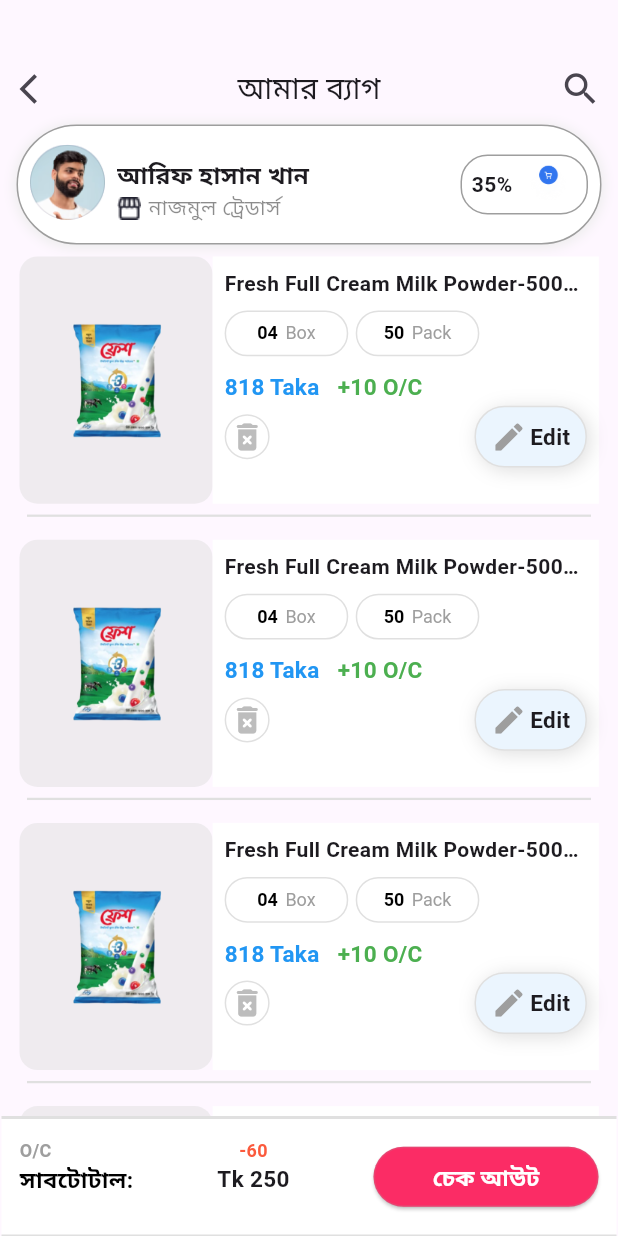
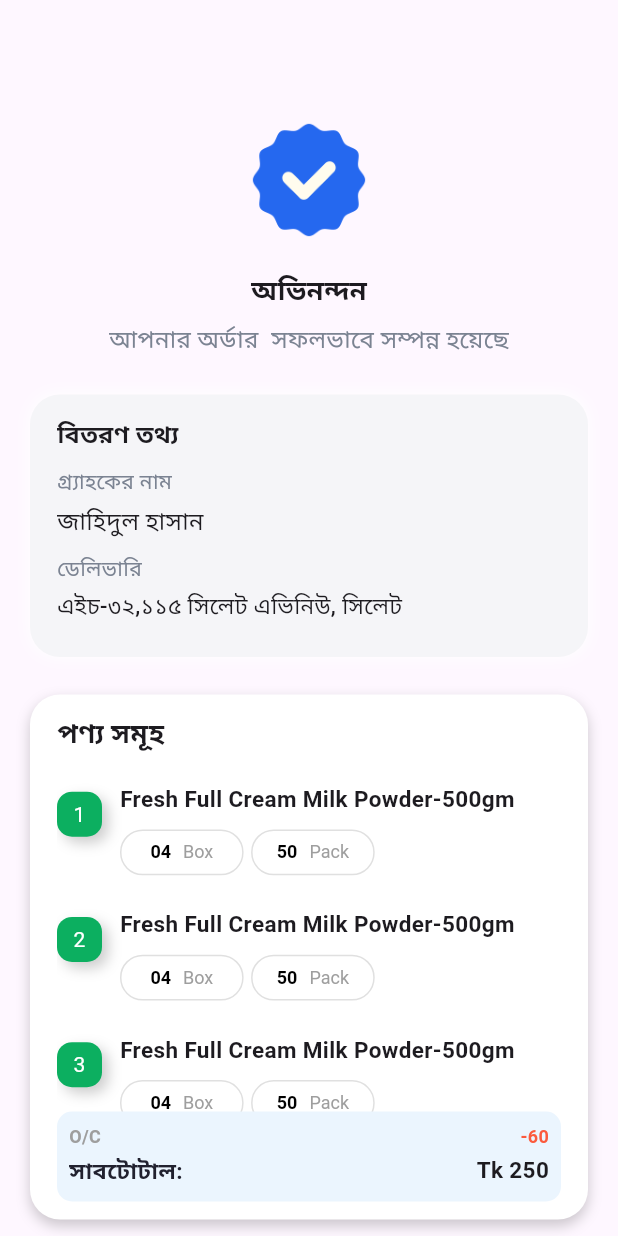
Before and after one commit to limonOSD/newflutterproject, a Flutter app: the screen it shows after launch, on a phone screen of 412 x 824 dp. Run offline on Flutter 3.47's test engine with Material 3 defaults, Android fonts, the phone set to English and light mode, and no system bars; our stand-ins replace device_preview, get.

Commit message:
congratulation screen

```diff
--- a/lib/app.dart
+++ b/lib/app.dart
@@ -1,6 +1,7 @@
 import 'package:flutter/material.dart';
 import 'package:get/get.dart';
 import 'package:newflutterproject/screen/cart_screen.dart';
+import 'package:newflutterproject/screen/congratulatin_screen.dart';
 import 'package:newflutterproject/screen/product_add_screen.dart';
 
 import 'package:newflutterproject/theme.dart';
@@ -11,7 +12,7 @@
   @override
   Widget build(BuildContext context) {
     return GetMaterialApp(
-      home: const CartScreen(),
+      home: const CongratulatinScreen(),
       theme: lightThemeData,
     );
   }
--- a/lib/screen/cart_screen.dart
+++ b/lib/screen/cart_screen.dart
@@ -69,12 +69,12 @@
               color: Colors.grey.shade300,
             )),
       ),
-      child: const Padding(
-        padding: EdgeInsets.all(12.0),
+      child: Padding(
+        padding: const EdgeInsets.all(12.0),
         child: Row(
           mainAxisAlignment: MainAxisAlignment.spaceBetween,
           children: [
-            Column(
+            const Column(
               crossAxisAlignment: CrossAxisAlignment.start,
               children: [
                 Text(
@@ -93,7 +93,7 @@
                 )
               ],
             ),
-            Column(
+            const Column(
               children: [
                 Text(
                   '-60',
@@ -108,7 +108,11 @@
                 ),
               ],
             ),
-            CustomElevetedButton()
+            CustomElevetedButton(
+              width: 150,
+              text: 'চেক আউট',
+              onTap: () {},
+            )
           ],
         ),
       ),
@@ -117,22 +121,33 @@
 }
 
 class CustomElevetedButton extends StatelessWidget {
+  final double? width;
+  final double? hight;
+  final VoidCallback onTap;
+  final String text;
   const CustomElevetedButton({
     super.key,
+    this.width,
+    this.hight,
+    required this.onTap,
+    required this.text,
   });
 
   @override
   Widget build(BuildContext context) {
     return SizedBox(
-      width: 150,
+      height: hight,
+      width: width,
       child: ElevatedButton(
         style: ElevatedButton.styleFrom(
           backgroundColor: const Color(0xffFB2C65),
         ),
-        onPressed: () {},
-        child: const Text(
-          'চেক আউট',
-          style: TextStyle(
+        onPressed: () {
+          onTap;
+        },
+        child: Text(
+          text,
+          style: const TextStyle(
               fontSize: 15, fontWeight: FontWeight.w600, color: Colors.white),
         ),
       ),
@@ -358,50 +373,3 @@
     );
   }
 }
-
-// Container totalPriceAndCheckcoutSection() {
-//   return Container(
-//     padding: const EdgeInsets.all(16),
-//     decoration: const BoxDecoration(
-//         color: Colors.white,
-//         borderRadius: BorderRadius.only(
-//             topLeft: Radius.circular(16), topRight: Radius.circular(16))),
-//     child: Row(
-//       mainAxisAlignment: MainAxisAlignment.spaceBetween,
-//       children: [
-//         Column(
-//           crossAxisAlignment: CrossAxisAlignment.start,
-//           children: [
-//             const Text(
-//               'Total Price',
-//               style: TextStyle(
-//                 fontSize: 15,
-//                 fontWeight: FontWeight.w600,
-//                 color: Colors.black45,
-//               ),
-//             ),
-//             Obx(
-//               () => Text(
-//                 '৳100',
-//                 style: const TextStyle(
-//                   fontSize: 18,
-//                   fontWeight: FontWeight.w600,
-//                   color: Colors.white,
-//                 ),
-//               ),
-//             ),
-//           ],
-//         ),
-//         SizedBox(
-//           width: 180,
-//           child: ElevatedButton(
-//             onPressed: () {
-//               // Get.to(() => const CheckoutScreen());
-//             },
-//             child: const Text('Check out'),
-//           ),
-//         ),
-//       ],
-//     ),
-//   );
-// }
--- /dev/null
+++ b/lib/screen/congratulatin_screen.dart
@@ -0,0 +1,323 @@
+import 'dart:math';
+
+import 'package:flutter/material.dart';
+import 'package:newflutterproject/screen/cart_screen.dart';
+import 'package:newflutterproject/utilities/assets_path.dart';
+
+class CongratulatinScreen extends StatelessWidget {
+  const CongratulatinScreen({super.key});
+
+  @override
+  Widget build(BuildContext context) {
+    return Scaffold(
+      body: SingleChildScrollView(
+        child: Column(
+          children: [
+            Center(
+              child: Column(
+                children: [
+                  const SizedBox(
+                    height: 80,
+                  ),
+                  Image.asset(
+                    AssetsPath.doneImg,
+                    height: 80,
+                    width: 80,
+                  ),
+                  const SizedBox(
+                    height: 20,
+                  ),
+                  const Text(
+                    'অভিনন্দন',
+                    style: TextStyle(fontSize: 18, fontWeight: FontWeight.bold),
+                  ),
+                  const SizedBox(
+                    height: 8,
+                  ),
+                  const Text(
+                    'আপনার অর্ডার  সফলভাবে সম্পন্ন হয়েছে',
+                    style: TextStyle(
+                      fontSize: 16,
+                      fontWeight: FontWeight.w500,
+                      color: Color(0xff7B8392),
+                    ),
+                  ),
+                  const SizedBox(
+                    height: 25,
+                  ),
+                  deliveryInfoCard(),
+                  const SizedBox(
+                    height: 25,
+                  ),
+                  Padding(
+                    padding: const EdgeInsets.symmetric(horizontal: 20),
+                    child: Container(
+                      height: 350,
+                      width: double.infinity,
+                      decoration: BoxDecoration(
+                        borderRadius:
+                            const BorderRadius.all(Radius.circular(20)),
+                        color: const Color(0xffFFFFFF),
+                        boxShadow: [
+                          BoxShadow(
+                            color: Colors.black.withOpacity(0.2),
+                            spreadRadius: 0,
+                            blurRadius: 7,
+                            offset: const Offset(0, 4),
+                          ),
+                        ],
+                      ),
+                      child: Padding(
+                        padding: const EdgeInsets.symmetric(
+                            horizontal: 18, vertical: 12),
+                        child: Column(
+                          crossAxisAlignment: CrossAxisAlignment.start,
+                          children: [
+                            const Text(
+                              'পণ্য সমূহ',
+                              style: TextStyle(
+                                  fontSize: 18, fontWeight: FontWeight.w600),
+                            ),
+                            Expanded(
+                              child: ListView.separated(
+                                itemCount: 4,
+                                itemBuilder: (context, index) {
+                                  return ProductRow(
+                                    index: index + 1,
+                                  );
+                                },
+                                separatorBuilder: (context, index) {
+                                  return const SizedBox(
+                                    height: 2,
+                                  );
+                                },
+                              ),
+                            ),
+                            const TransSectionSummary(),
+                          ],
+                        ),
+                      ),
+                    ),
+                  ),
+                  const SizedBox(
+                    height: 15,
+                  ),
+                  Padding(
+                    padding: const EdgeInsets.symmetric(
+                        horizontal: 18, vertical: 14),
+                    child: CustomElevetedButton(
+                        hight: 60,
+                        width: double.infinity,
+                        onTap: () {},
+                        text: 'Back to home'),
+                  )
+                ],
+              ),
+            ),
+          ],
+        ),
+      ),
+    );
+  }
+
+  Padding deliveryInfoCard() {
+    return Padding(
+      padding: const EdgeInsets.symmetric(horizontal: 20),
+      child: Container(
+        height: 175,
+        width: double.infinity,
+        decoration: const BoxDecoration(
+          borderRadius: BorderRadius.all(Radius.circular(20)),
+          color: Color(0xffF5F5F8),
+          boxShadow: [
+            BoxShadow(
+              color: Colors.white,
+              spreadRadius: 0.5,
+              blurRadius: 8,
+              offset: Offset(0, 0),
+            ),
+          ],
+        ),
+        child: const Padding(
+          padding: EdgeInsets.symmetric(horizontal: 18, vertical: 14),
+          child: Column(
+            crossAxisAlignment: CrossAxisAlignment.start,
+            children: [
+              Text(
+                'বিতরণ তথ্য',
+                style: TextStyle(fontSize: 16, fontWeight: FontWeight.w600),
+              ),
+              SizedBox(
+                height: 10,
+              ),
+              Text(
+                'গ্র‍্যাহকের নাম',
+                style: TextStyle(
+                  fontWeight: FontWeight.w400,
+                  color: Color(0xff7B8392),
+                ),
+              ),
+              SizedBox(
+                height: 3,
+              ),
+              Text(
+                'জাহিদুল হাসান',
+                style: TextStyle(
+                  fontSize: 16,
+                  fontWeight: FontWeight.w500,
+                ),
+              ),
+              SizedBox(
+                height: 10,
+              ),
+              Text(
+                'ডেলিভারি',
+                style: TextStyle(
+                  fontWeight: FontWeight.w500,
+                  color: Color(0xff7B8392),
+                ),
+              ),
+              SizedBox(
+                height: 3,
+              ),
+              Text(
+                'এইচ-৩২,১১৫ সিলেট এভিনিউ, সিলেট',
+                style: TextStyle(
+                  fontSize: 15,
+                  fontWeight: FontWeight.w500,
+                ),
+              ),
+            ],
+          ),
+        ),
+      ),
+    );
+  }
+}
+
+class TransSectionSummary extends StatelessWidget {
+  const TransSectionSummary({
+    super.key,
+  });
+
+  @override
+  Widget build(BuildContext context) {
+    return Container(
+      height: 60,
+      width: double.infinity,
+      decoration: const BoxDecoration(
+          borderRadius: BorderRadius.all(Radius.circular(10)),
+          color: Color(0xffEBF5FE)),
+      child: const Padding(
+        padding: EdgeInsets.all(8.0),
+        child: Column(
+          children: [
+            Row(
+              mainAxisAlignment: MainAxisAlignment.spaceBetween,
+              children: [
+                Text(
+                  'O/C',
+                  style: TextStyle(
+                      fontSize: 12,
+                      fontWeight: FontWeight.w600,
+                      color: Colors.grey),
+                ),
+                Text(
+                  '-60',
+                  style: TextStyle(
+                      fontSize: 12,
+                      fontWeight: FontWeight.w600,
+                      color: Color(0xffFB5A3D)),
+                ),
+              ],
+            ),
+            SizedBox(
+              height: 3,
+            ),
+            Row(
+              mainAxisAlignment: MainAxisAlignment.spaceBetween,
+              children: [
+                Text(
+                  'সাবটোটাল:',
+                  style: TextStyle(
+                      fontSize: 15,
+                      fontWeight: FontWeight.w600,
+                      color: Color(0xff21212F)),
+                ),
+                Text(
+                  'Tk 250',
+                  style: TextStyle(fontSize: 15, fontWeight: FontWeight.w600),
+                ),
+              ],
+            )
+          ],
+        ),
+      ),
+    );
+  }
+}
+
+class ProductRow extends StatelessWidget {
+  final int index;
+  const ProductRow({
+    super.key,
+    required this.index,
+  });
+
+  @override
+  Widget build(BuildContext context) {
+    return Row(
+      children: [
+        Container(
+          height: 30,
+          width: 30,
+          decoration: BoxDecoration(
+            borderRadius: const BorderRadius.all(Radius.circular(10)),
+            color: const Color(0xff0CAF60),
+            boxShadow: [
+              BoxShadow(
+                color: Colors.black.withOpacity(0.2),
+                spreadRadius: 0,
+                blurRadius: 7,
+                offset: const Offset(4, 4),
+              ),
+            ],
+          ),
+          child: Center(
+            child: Text(
+              index.toString(),
+              style: const TextStyle(fontSize: 14, color: Colors.white),
+            ),
+          ),
+        ),
+        const SizedBox(
+          width: 12,
+        ),
+        const Flexible(
+          child: Column(
+            crossAxisAlignment: CrossAxisAlignment.start,
+            children: [
+              Padding(
+                padding: EdgeInsets.only(top: 20, bottom: 10),
+                child: Text(
+                  'Fresh Full Cream Milk Powder-500gm',
+                  style: TextStyle(fontSize: 15, fontWeight: FontWeight.w600),
+                  overflow: TextOverflow.ellipsis,
+                ),
+              ),
+              Row(
+                children: [
+                  CustomQuantityBox(quantity: '04 ', text: 'Box'),
+                  SizedBox(
+                    width: 5,
+                  ),
+                  CustomQuantityBox(quantity: '50 ', text: 'Pack')
+                ],
+              )
+            ],
+          ),
+        )
+      ],
+    );
+  }
+}
--- a/lib/utilities/assets_path.dart
+++ b/lib/utilities/assets_path.dart
@@ -14,4 +14,5 @@
   static const bestsellingImg = '$imagePath/bestsellingImg.png';
   static const soyabeanoilImg = '$imagePath/pusti.png';
   static const powdermilkImg = '$imagePath/image.png';
+  static const doneImg = '$imagePath/doneImg.png';
 }
```
Also changed, not shown: assets/images/doneImg.png (added), lib/screen/product_summary.dart (added).
